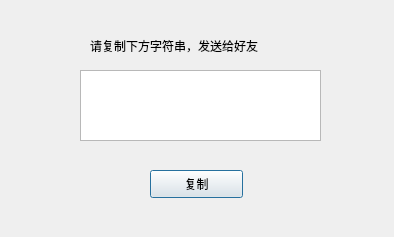
Above: sharedialog.ui from HustGw/CLLLLLLLSAFFFFFEWINN before the change. Below: the same form after it.
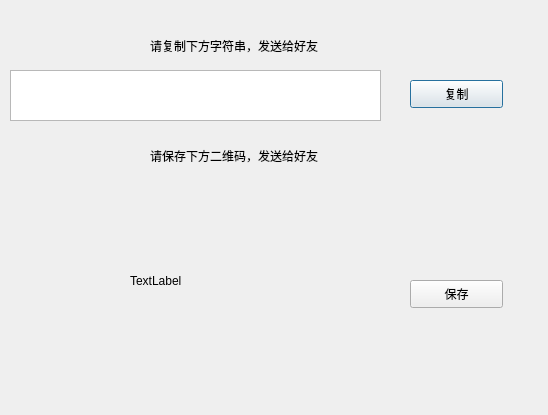
That is the form after the change.

Commit message: 添加了分享页面的二维码生成和揭秘页面的二维码解析

```diff
--- a/sharedialog.ui
+++ b/sharedialog.ui
@@ -6,8 +6,8 @@
    <rect>
     <x>0</x>
     <y>0</y>
-    <width>394</width>
-    <height>237</height>
+    <width>548</width>
+    <height>415</height>
    </rect>
   </property>
   <property name="windowTitle">
@@ -16,18 +16,18 @@
   <widget class="QTextEdit" name="textEdit">
    <property name="geometry">
     <rect>
-     <x>80</x>
+     <x>10</x>
      <y>70</y>
-     <width>241</width>
-     <height>71</height>
+     <width>371</width>
+     <height>51</height>
     </rect>
    </property>
   </widget>
   <widget class="QPushButton" name="pushButton">
    <property name="geometry">
     <rect>
-     <x>150</x>
-     <y>170</y>
+     <x>410</x>
+     <y>80</y>
      <width>93</width>
      <height>28</height>
     </rect>
@@ -39,7 +39,7 @@
   <widget class="QLabel" name="label">
    <property name="geometry">
     <rect>
-     <x>90</x>
+     <x>150</x>
      <y>30</y>
      <width>221</width>
      <height>31</height>
@@ -49,6 +49,45 @@
     <string>请复制下方字符串，发送给好友</string>
    </property>
   </widget>
+  <widget class="QLabel" name="label_2">
+   <property name="geometry">
+    <rect>
+     <x>130</x>
+     <y>190</y>
+     <width>181</width>
+     <height>181</height>
+    </rect>
+   </property>
+   <property name="text">
+    <string>TextLabel</string>
+   </property>
+  </widget>
+  <widget class="QLabel" name="label_3">
+   <property name="geometry">
+    <rect>
+     <x>150</x>
+     <y>140</y>
+     <width>221</width>
+     <height>31</height>
+    </rect>
+   </property>
+   <property name="text">
+    <string>请保存下方二维码，发送给好友</string>
+   </property>
+  </widget>
+  <widget class="QPushButton" name="pushButton_2">
+   <property name="geometry">
+    <rect>
+     <x>410</x>
+     <y>280</y>
+     <width>93</width>
+     <height>28</height>
+    </rect>
+   </property>
+   <property name="text">
+    <string>保存</string>
+   </property>
+  </widget>
  </widget>
  <resources/>
  <connections/>
```
The commit also changes 234 other files.
